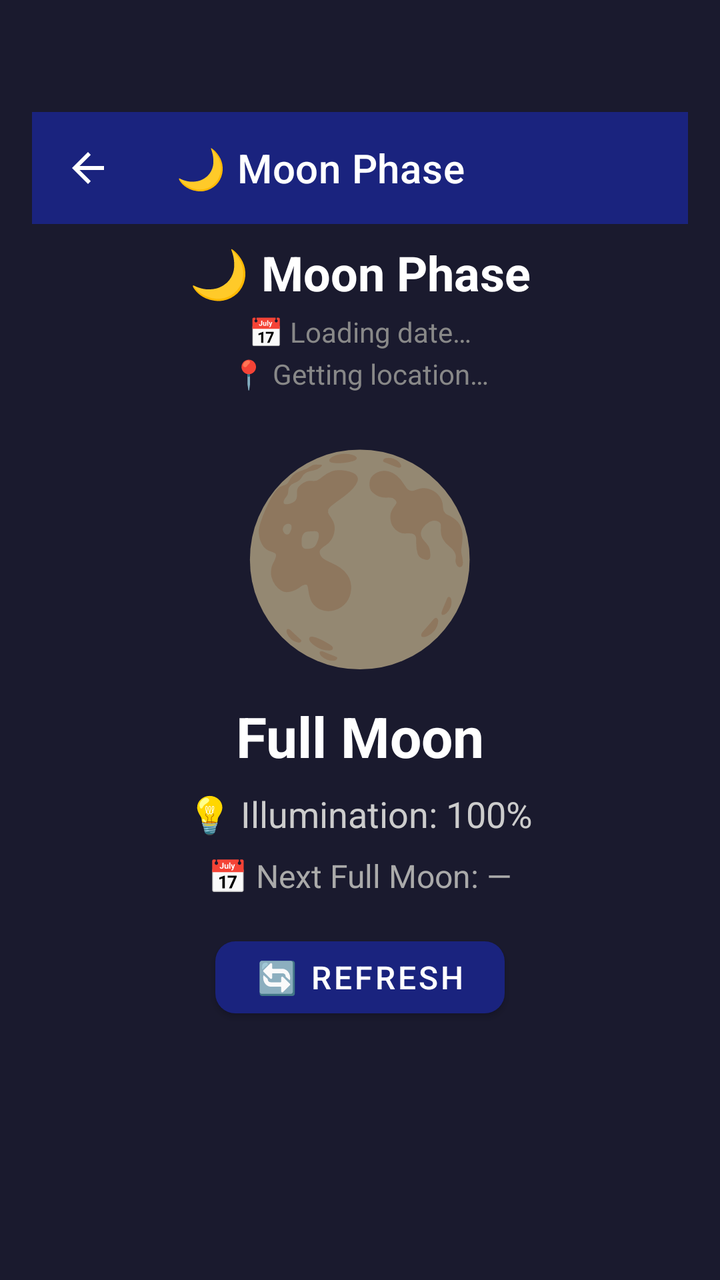
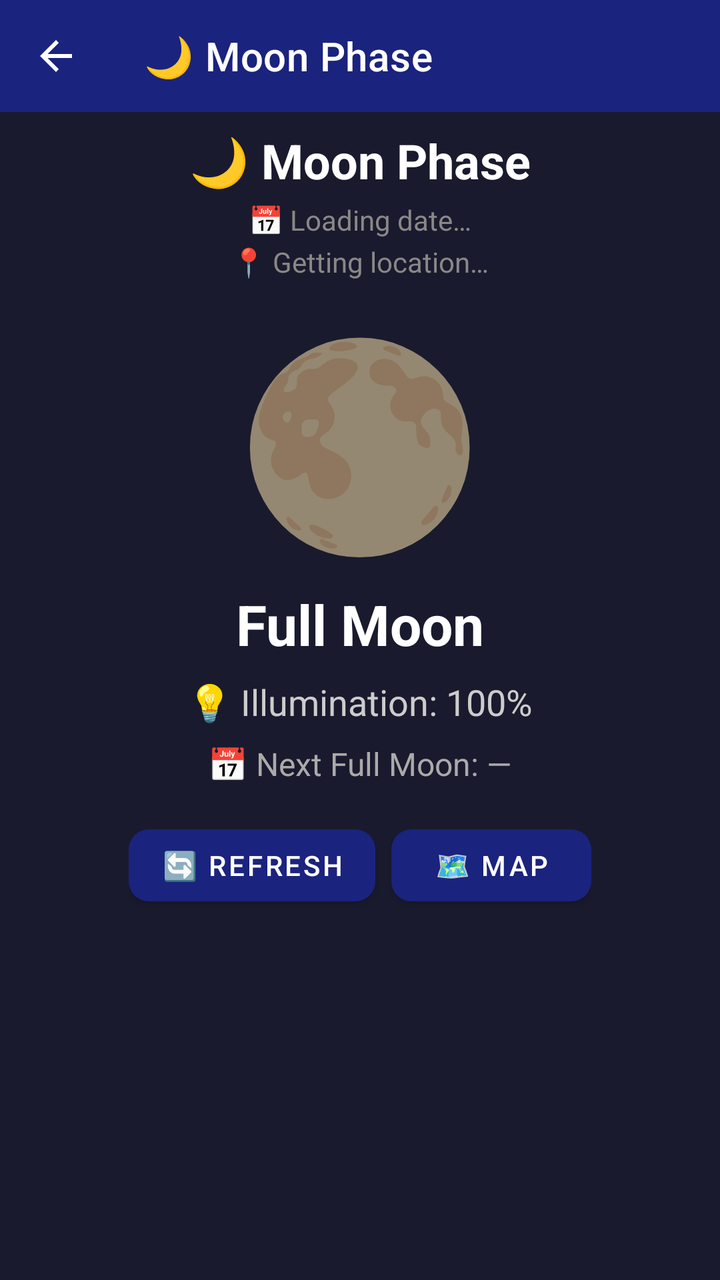

The first picture is an Android layout as it rendered before a commit; the second is the same layout after the commit. The layout source and the unified diff follow.
<!-- AndroidManifest.xml: application theme Theme.SensorToolBox -->
<!-- res/layout/activity_moon_phase.xml -->
<?xml version="1.0" encoding="utf-8"?>
<androidx.constraintlayout.widget.ConstraintLayout
    xmlns:android="http://schemas.android.com/apk/res/android"
    xmlns:app="http://schemas.android.com/apk/res-auto"
    xmlns:tools="http://schemas.android.com/tools"
    android:layout_width="match_parent"
    android:layout_height="match_parent"
    android:fitsSystemWindows="true"
    android:paddingTop="?attr/actionBarSize"
    android:paddingStart="16dp"
    android:paddingEnd="16dp"
    android:paddingBottom="16dp"
    android:background="#1A1A2E"
    tools:context=".astronomy.MoonPhaseActivity">

    
    <androidx.appcompat.widget.Toolbar
        android:id="@+id/toolbar"
        android:layout_width="0dp"
        android:layout_height="?attr/actionBarSize"
        android:background="?attr/colorPrimary"
        android:theme="@style/ThemeOverlay.AppCompat.Dark.ActionBar"
        app:title="@string/moon_phase_title"
        app:titleTextColor="#FFFFFF"
        app:navigationIcon="?attr/homeAsUpIndicator"
        app:layout_constraintTop_toTopOf="parent"
        app:layout_constraintStart_toStartOf="parent"
        app:layout_constraintEnd_toEndOf="parent" />

    
    <TextView
        android:id="@+id/titleText"
        android:layout_width="wrap_content"
        android:layout_height="wrap_content"
        android:text="@string/moon_phase_title"
        android:textSize="24sp"
        android:textStyle="bold"
        android:textColor="#FFFFFF"
        android:layout_marginTop="8dp"
        app:layout_constraintTop_toBottomOf="@id/toolbar"
        app:layout_constraintStart_toStartOf="parent"
        app:layout_constraintEnd_toEndOf="parent" />

    
    <TextView
        android:id="@+id/dateText"
        android:layout_width="wrap_content"
        android:layout_height="wrap_content"
        android:text="@string/moon_phase_loading_date"
        android:textSize="14sp"
        android:textColor="#888888"
        android:layout_marginTop="4dp"
        app:layout_constraintTop_toBottomOf="@id/titleText"
        app:layout_constraintStart_toStartOf="parent"
        app:layout_constraintEnd_toEndOf="parent" />

    
    <TextView
        android:id="@+id/locationText"
        android:layout_width="wrap_content"
        android:layout_height="wrap_content"
        android:text="@string/moon_phase_getting_location"
        android:textSize="14sp"
        android:textColor="#888888"
        android:layout_marginTop="2dp"
        app:layout_constraintTop_toBottomOf="@id/dateText"
        app:layout_constraintStart_toStartOf="parent"
        app:layout_constraintEnd_toEndOf="parent" />

    
    <TextView
        android:id="@+id/moonEmojiText"
        android:layout_width="wrap_content"
        android:layout_height="wrap_content"
        android:text="@string/moon_phase_emoji"
        android:textSize="100sp"
        android:layout_marginTop="12dp"
        app:layout_constraintTop_toBottomOf="@id/locationText"
        app:layout_constraintStart_toStartOf="parent"
        app:layout_constraintEnd_toEndOf="parent" />

    
    <TextView
        android:id="@+id/moonPhaseNameText"
        android:layout_width="wrap_content"
        android:layout_height="wrap_content"
        android:text="@string/moon_phase_full_moon"
        android:textSize="28sp"
        android:textStyle="bold"
        android:textColor="#FFFFFF"
        android:layout_marginTop="8dp"
        app:layout_constraintTop_toBottomOf="@id/moonEmojiText"
        app:layout_constraintStart_toStartOf="parent"
        app:layout_constraintEnd_toEndOf="parent" />

    
    <TextView
        android:id="@+id/illuminationText"
        android:layout_width="wrap_content"
        android:layout_height="wrap_content"
        android:text="@string/moon_phase_illumination"
        android:textSize="18sp"
        android:textColor="#CCCCCC"
        android:layout_marginTop="8dp"
        app:layout_constraintTop_toBottomOf="@id/moonPhaseNameText"
        app:layout_constraintStart_toStartOf="parent"
        app:layout_constraintEnd_toEndOf="parent" />

    
    <TextView
        android:id="@+id/nextFullMoonText"
        android:layout_width="wrap_content"
        android:layout_height="wrap_content"
        android:text="@string/moon_phase_next_full_moon"
        android:textSize="16sp"
        android:textColor="#AAAAAA"
        android:layout_marginTop="8dp"
        app:layout_constraintTop_toBottomOf="@id/illuminationText"
        app:layout_constraintStart_toStartOf="parent"
        app:layout_constraintEnd_toEndOf="parent" />

    
    <com.google.android.material.button.MaterialButton
        android:id="@+id/refreshButton"
        android:layout_width="wrap_content"
        android:layout_height="48dp"
        android:minWidth="100dp"
        android:text="@string/button_refresh"
        android:textSize="16sp"
        android:textColor="#FFFFFF"
        android:singleLine="true"
        android:gravity="center"
        android:layout_marginTop="16dp"
        app:cornerRadius="10dp"
        app:backgroundTint="#1A237E"
        android:paddingStart="20dp"
        android:paddingEnd="20dp"
        app:layout_constraintTop_toBottomOf="@id/nextFullMoonText"
        app:layout_constraintStart_toStartOf="parent"
        app:layout_constraintEnd_toEndOf="parent" />

</androidx.constraintlayout.widget.ConstraintLayout>
<!-- resources referenced by this layout -->
<resources>
  <string name="button_refresh">🔄 Refresh</string>
  <string name="moon_phase_emoji">🌕</string>
  <string name="moon_phase_full_moon">Full Moon</string>
  <string name="moon_phase_getting_location">📍 Getting location…</string>
  <string name="moon_phase_illumination">💡 Illumination: 100%</string>
  <string name="moon_phase_loading_date">📅 Loading date…</string>
  <string name="moon_phase_next_full_moon">📅 Next Full Moon: —</string>
  <string name="moon_phase_title">🌙 Moon Phase</string>
  <style name="Theme.SensorToolBox" parent="Theme.MaterialComponents.DayNight.NoActionBar">
  
          
  
          
          <item name="colorPrimary">@color/colorPrimary</item>
  
          
          <item name="colorPrimaryVariant">@color/colorPrimaryDark</item>
  
          
          <item name="colorOnPrimary">@color/colorTextOnPrimary</item>
  
          
          <item name="colorSecondary">@color/colorAccent</item>
  
          
          <item name="colorSecondaryVariant">@color/colorAccentDark</item>
  
          
          <item name="colorOnSecondary">@color/colorTextOnAccent</item>
  
          
  
          
          <item name="android:statusBarColor">@color/colorPrimaryDark</item>
  
          
          <item name="android:windowLightStatusBar">false</item>
  
          
          <item name="android:navigationBarColor">@color/colorPrimaryDark</item>
  
          
  
          
          <item name="android:windowBackground">@color/colorBackground</item>
  
      </style>
  <color name="colorPrimary">#1A237E</color>
  <color name="colorPrimaryDark">#0D1442</color>
  <color name="colorTextOnPrimary">#FFFFFF</color>
  <color name="colorAccent">#FF5722</color>
  <color name="colorAccentDark">#BF360C</color>
  <color name="colorTextOnAccent">#FFFFFF</color>
  <color name="colorBackground">#F5F5F5</color>
</resources>

<!-- the commit's change to res/layout/activity_moon_phase.xml (unified diff, before → after) -->
@@ -3,13 +3,10 @@
     xmlns:android="http://schemas.android.com/apk/res/android"
     xmlns:app="http://schemas.android.com/apk/res-auto"
     xmlns:tools="http://schemas.android.com/tools"
+    android:id="@+id/main"
     android:layout_width="match_parent"
     android:layout_height="match_parent"
     android:fitsSystemWindows="true"
-    android:paddingTop="?attr/actionBarSize"
-    android:paddingStart="16dp"
-    android:paddingEnd="16dp"
-    android:paddingBottom="16dp"
     android:background="#1A1A2E"
     tools:context=".astronomy.MoonPhaseActivity">
 
@@ -19,7 +16,9 @@
         android:layout_width="0dp"
         android:layout_height="?attr/actionBarSize"
         android:background="?attr/colorPrimary"
-        android:theme="@style/ThemeOverlay.AppCompat.Dark.ActionBar"
+        android:theme="@style/SensorToolBox.Toolbar"
+        app:theme="@style/SensorToolBox.Toolbar"
+        app:popupTheme="@style/SensorToolBox.PopupMenu"
         app:title="@string/moon_phase_title"
         app:titleTextColor="#FFFFFF"
         app:navigationIcon="?attr/homeAsUpIndicator"
@@ -120,23 +119,48 @@
         app:layout_constraintEnd_toEndOf="parent" />
 
     
-    <com.google.android.material.button.MaterialButton
-        android:id="@+id/refreshButton"
+    <LinearLayout
+        android:id="@+id/buttonContainer"
         android:layout_width="wrap_content"
-        android:layout_height="48dp"
-        android:minWidth="100dp"
-        android:text="@string/button_refresh"
-        android:textSize="16sp"
-        android:textColor="#FFFFFF"
-        android:singleLine="true"
+        android:layout_height="wrap_content"
+        android:orientation="horizontal"
         android:gravity="center"
         android:layout_marginTop="16dp"
-        app:cornerRadius="10dp"
-        app:backgroundTint="#1A237E"
-        android:paddingStart="20dp"
-        android:paddingEnd="20dp"
         app:layout_constraintTop_toBottomOf="@id/nextFullMoonText"
         app:layout_constraintStart_toStartOf="parent"
-        app:layout_constraintEnd_toEndOf="parent" />
+        app:layout_constraintEnd_toEndOf="parent">
+
+        <com.google.android.material.button.MaterialButton
+            android:id="@+id/refreshButton"
+            android:layout_width="wrap_content"
+            android:layout_height="48dp"
+            android:minWidth="100dp"
+            android:text="@string/button_refresh"
+            android:textSize="14sp"
+            android:textColor="#FFFFFF"
+            android:singleLine="true"
+            android:gravity="center"
+            android:layout_marginEnd="8dp"
+            app:cornerRadius="10dp"
+            app:backgroundTint="#1A237E"
+            android:paddingStart="16dp"
+            android:paddingEnd="16dp" />
+
+        <com.google.android.material.button.MaterialButton
+            android:id="@+id/viewMapButton"
+            android:layout_width="wrap_content"
+            android:layout_height="48dp"
+            android:minWidth="100dp"
+            android:text="🗺️ Map"
+            android:textSize="14sp"
+            android:textColor="#FFFFFF"
+            android:singleLine="true"
+            android:gravity="center"
+            app:cornerRadius="10dp"
+            app:backgroundTint="@color/colorPrimary"
+            android:paddingStart="16dp"
+            android:paddingEnd="16dp" />
+
+    </LinearLayout>
 
 </androidx.constraintlayout.widget.ConstraintLayout>
<!-- resource entries referenced after the edit -->
@@ -8,45 +8,37 @@
   <string name="moon_phase_loading_date">📅 Loading date…</string>
   <string name="moon_phase_next_full_moon">📅 Next Full Moon: —</string>
   <string name="moon_phase_title">🌙 Moon Phase</string>
+  <style name="SensorToolBox.PopupMenu" parent="ThemeOverlay.AppCompat.Light">
+          <item name="android:textColor">@color/colorTextPrimary</item>
+          <item name="android:textColorPrimary">@color/colorTextPrimary</item>
+          <item name="android:colorBackground">#FFFFFF</item>
+      </style>
+  <style name="SensorToolBox.Toolbar" parent="ThemeOverlay.AppCompat.Dark.ActionBar">
+          <item name="colorControlNormal">#FFFFFF</item>
+          <item name="android:textColorPrimary">#FFFFFF</item>
+          <item name="actionMenuTextColor">#FFFFFF</item>
+      </style>
   <style name="Theme.SensorToolBox" parent="Theme.MaterialComponents.DayNight.NoActionBar">
-  
-          
-  
-          
           <item name="colorPrimary">@color/colorPrimary</item>
-  
-          
           <item name="colorPrimaryVariant">@color/colorPrimaryDark</item>
-  
-          
           <item name="colorOnPrimary">@color/colorTextOnPrimary</item>
-  
-          
           <item name="colorSecondary">@color/colorAccent</item>
-  
-          
           <item name="colorSecondaryVariant">@color/colorAccentDark</item>
-  
-          
           <item name="colorOnSecondary">@color/colorTextOnAccent</item>
-  
-          
-  
-          
+          <item name="android:colorBackground">@color/colorBackground</item>
+          <item name="colorSurface">@color/colorSurface</item>
+          <item name="colorOnBackground">@color/colorTextPrimary</item>
+          <item name="colorOnSurface">@color/colorTextPrimary</item>
+          <item name="colorError">@color/colorError</item>
+          <item name="colorOnError">@color/colorTextOnError</item>
           <item name="android:statusBarColor">@color/colorPrimaryDark</item>
-  
-          
+          <item name="android:navigationBarColor">@color/colorPrimaryDark</item>
           <item name="android:windowLightStatusBar">false</item>
-  
-          
-          <item name="android:navigationBarColor">@color/colorPrimaryDark</item>
-  
-          
-  
-          
           <item name="android:windowBackground">@color/colorBackground</item>
-  
+          <item name="android:textColorPrimary">@color/colorTextPrimary</item>
+          <item name="android:textColorSecondary">@color/colorTextSecondary</item>
       </style>
+  <color name="colorTextPrimary">#212121</color>
   <color name="colorPrimary">#1A237E</color>
   <color name="colorPrimaryDark">#0D1442</color>
   <color name="colorTextOnPrimary">#FFFFFF</color>
@@ -54,5 +46,9 @@
   <color name="colorAccentDark">#BF360C</color>
   <color name="colorTextOnAccent">#FFFFFF</color>
   <color name="colorBackground">#F5F5F5</color>
+  <color name="colorSurface">#FAFAFA</color>
+  <color name="colorError">#F44336</color>
+  <color name="colorTextOnError">#FFFFFF</color>
+  <color name="colorTextSecondary">#757575</color>
 </resources>
 
